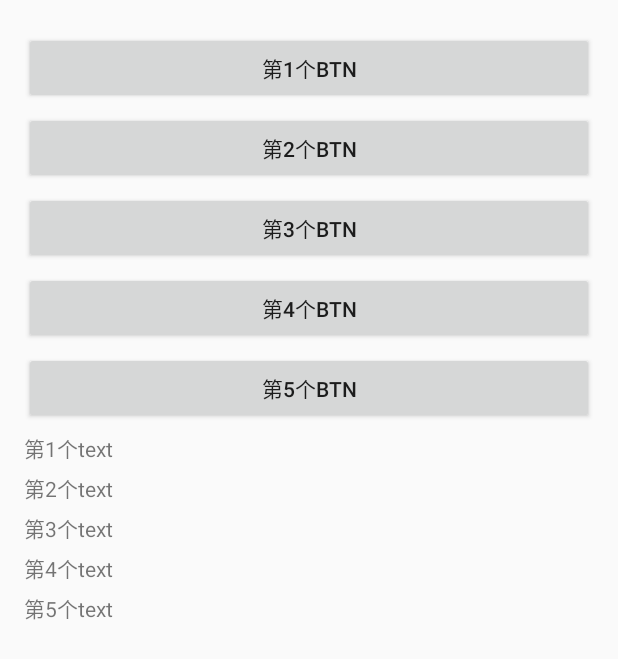
After one commit to yaowen369/Utils, an Android app: the layout activity_test_main.xml on its own in the app's theme, with its tools: preview values and no code run, on a phone screen of 412 x 824 dp. The commit adds this screen. Shown: the top 659 px of the screen. Run offline under Robolectric (Android 15) with nearby library versions, the phone set to English and light mode, and no system bars.

```diff
--- a/build.gradle
+++ b/build.gradle
@@ -5,7 +5,7 @@ buildscript {
         jcenter()
     }
     dependencies {
-        classpath 'com.android.tools.build:gradle:2.2.0'
+        classpath 'com.android.tools.build:gradle:2.2.3'
 
         // NOTE: Do not place your application dependencies here; they belong
         // in the individual module build.gradle files
--- /dev/null
+++ b/sample/src/main/res/layout/activity_test_main.xml
@@ -0,0 +1,104 @@
+<?xml version="1.0" encoding="utf-8"?>
+<RelativeLayout xmlns:android="http://schemas.android.com/apk/res/android"
+    xmlns:tools="http://schemas.android.com/tools"
+    android:id="@+id/activity_test_main"
+    android:layout_width="match_parent"
+    android:layout_height="match_parent"
+    android:paddingBottom="@dimen/activity_vertical_margin"
+    android:paddingLeft="@dimen/activity_horizontal_margin"
+    android:paddingRight="@dimen/activity_horizontal_margin"
+    android:paddingTop="@dimen/activity_vertical_margin"
+    tools:context="com.yaoxiaowen.android.sample.test.TestMainActivity">
+
+    <ScrollView
+        android:layout_width="match_parent"
+        android:layout_height="wrap_content">
+        <LinearLayout
+            android:layout_width="match_parent"
+            android:layout_height="wrap_content"
+            android:orientation="vertical"
+            >
+            <Button
+                android:id="@+id/testaMainBtn1"
+                android:layout_width="match_parent"
+                android:layout_height="wrap_content"
+                android:layout_marginTop="5dp"
+                tools:text="第1个btn"
+                />
+
+            <Button
+                android:id="@+id/testaMainBtn2"
+                android:layout_width="match_parent"
+                android:layout_height="wrap_content"
+                android:layout_marginTop="5dp"
+                tools:text="第2个btn"
+                />
+
+            <Button
+                android:id="@+id/testaMainBtn3"
+                android:layout_width="match_parent"
+                android:layout_height="wrap_content"
+                android:layout_marginTop="5dp"
+                tools:text="第3个btn"
+                />
+
+            <Button
+                android:id="@+id/testaMainBtn4"
+                android:layout_width="match_parent"
+                android:layout_height="wrap_content"
+                android:layout_marginTop="5dp"
+                tools:text="第4个btn"
+                />
+
+            <Button
+                android:id="@+id/testaMainBtn5"
+                android:layout_width="match_parent"
+                android:layout_height="wrap_content"
+                android:layout_marginTop="5dp"
+                tools:text="第5个btn"
+                />
+
+            <TextView
+                android:id="@+id/testaMainTv1"
+                android:layout_width="match_parent"
+                android:layout_height="wrap_content"
+                android:layout_marginTop="5dp"
+                tools:text="第1个text"
+                />
+
+            <TextView
+                android:id="@+id/testaMainTv2"
+                android:layout_width="match_parent"
+                android:layout_height="wrap_content"
+                android:layout_marginTop="5dp"
+                tools:text="第2个text"
+                />
+
+            <TextView
+                android:id="@+id/testaMainTv3"
+                android:layout_width="match_parent"
+                android:layout_height="wrap_content"
+                android:layout_marginTop="5dp"
+                tools:text="第3个text"
+                />
+
+            <TextView
+                android:id="@+id/testaMainTv4"
+                android:layout_width="match_parent"
+                android:layout_height="wrap_content"
+                android:layout_marginTop="5dp"
+                tools:text="第4个text"
+                />
+
+            <TextView
+                android:id="@+id/testaMainTv5"
+                android:layout_width="match_parent"
+                android:layout_height="wrap_content"
+                android:layout_marginTop="5dp"
+                tools:text="第5个text"
+                />
+
+        </LinearLayout>
+    </ScrollView>
+
+</RelativeLayout>
--- a/utils/src/main/AndroidManifest.xml
+++ b/utils/src/main/AndroidManifest.xml
@@ -1,4 +1,6 @@
 <manifest xmlns:android="http://schemas.android.com/apk/res/android" package="com.yaoxiaowen.utils">
+
+    <uses-permission android:name="android.permission.ACCESS_FINE_LOCATION"/>
 
     <application android:allowBackup="true" android:label="@string/app_name"
         android:supportsRtl="true">
```
Also changed, not shown: sample/src/main/AndroidManifest.xml (+8 -1 lines), sample/src/main/java/com/yaoxiaowen/android/sample/base/BaseActivity.java (+6 -1 lines), sample/src/main/java/com/yaoxiaowen/android/sample/test/TestMainActivity.java (added, +120 -0 lines), utils/src/main/java/com/yaoxiaowen/utils/Utils_Location.java (added, +75 -0 lines), utils/src/main/java/com/yaoxiaowen/utils/Utils_Network.java (added, +17 -0 lines).
